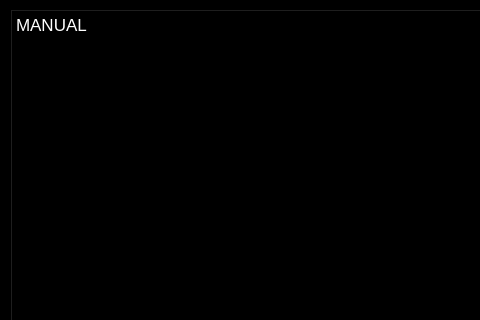
The window that qt_design/main_window.ui (zyl120/Naloxone_Safety_Kit) describes before a commit, drawn with Qt 5; both pictures show x 0 to 480 and y 0 to 320 of the 800 by 480 pixel window.
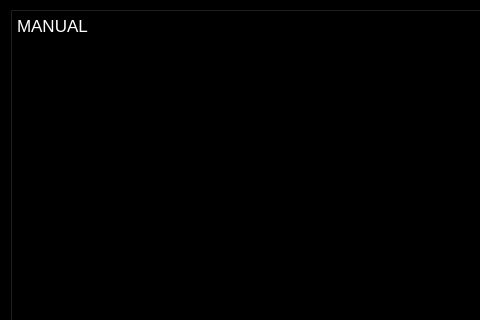
The same window after the commit. The open tabs and pages were chosen to show the change.

What changed in the file:
```diff
--- a/qt_design/main_window.ui
+++ b/qt_design/main_window.ui
@@ -4628,10 +4628,10 @@
           <widget class="QTextEdit" name="manual_textedit">
            <property name="geometry">
             <rect>
-             <x>-1</x>
-             <y>-1</y>
-             <width>771</width>
-             <height>391</height>
+             <x>0</x>
+             <y>0</y>
+             <width>770</width>
+             <height>380</height>
             </rect>
            </property>
            <property name="autoFillBackground">
```
Left out of the diff: 24 changed lines with no effect on the pictures.
